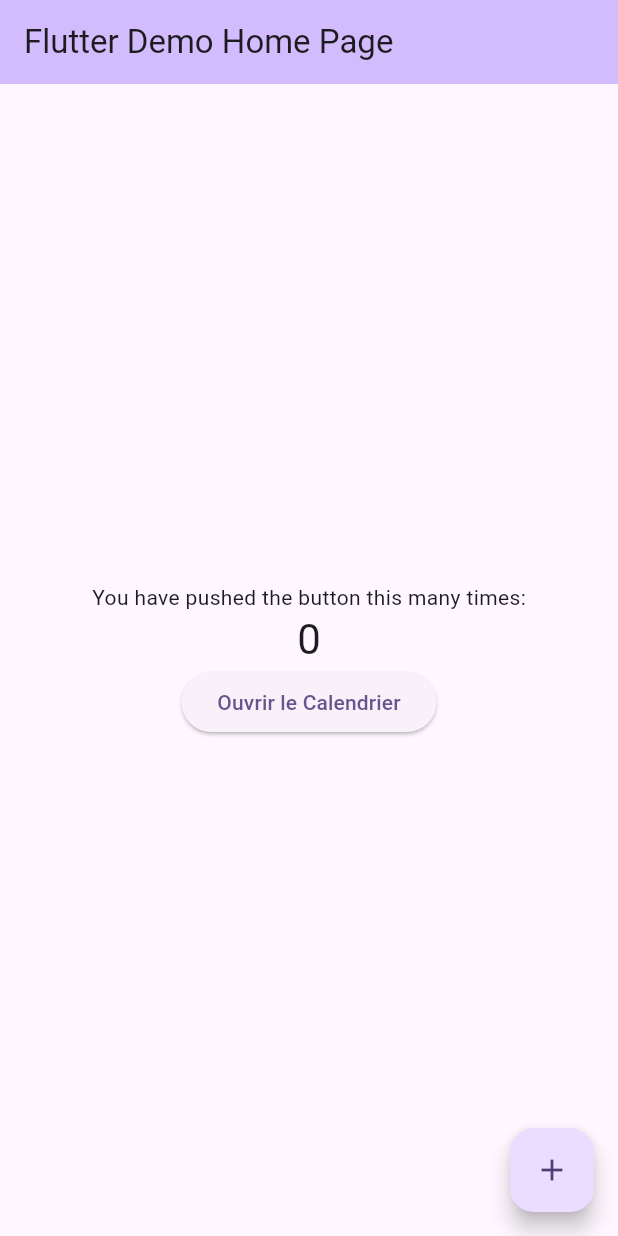
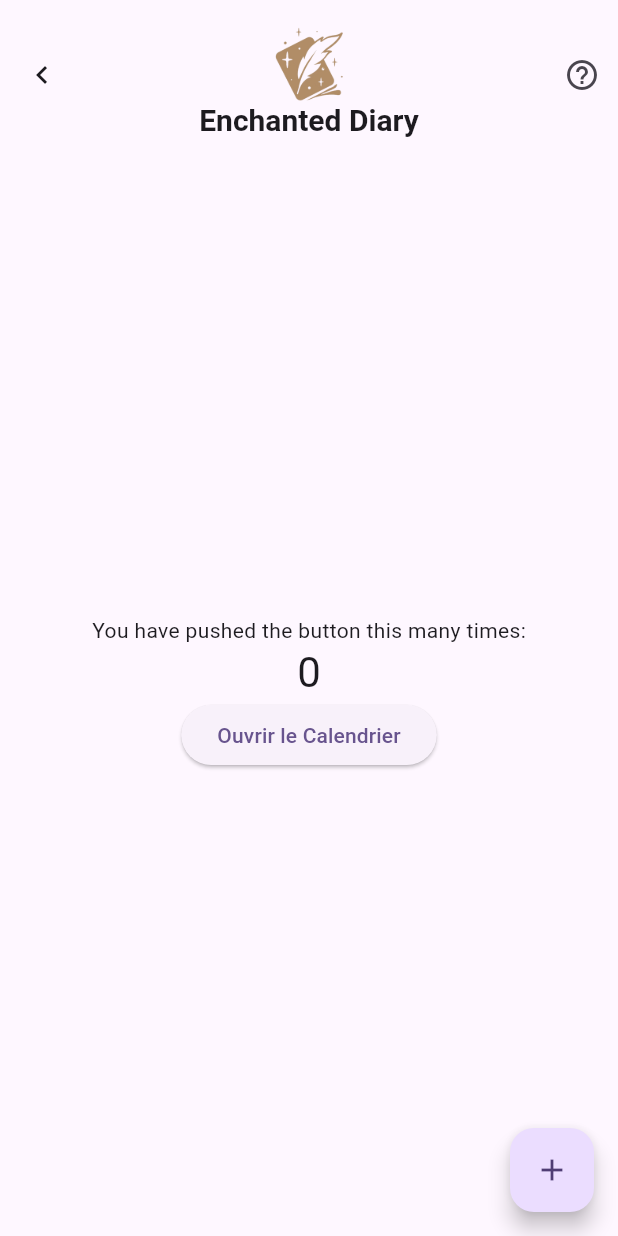
Before and after one commit to iwizy59/enchanteddiary, a Flutter app: the screen it shows after launch, on a phone screen of 412 x 824 dp. Run offline on Flutter 3.47's test engine with Material 3 defaults, Android fonts, the phone set to English and light mode, and no system bars; our stand-ins replace table_calendar; Roboto replaces fonts that are missing (Poppins).

Commit message:
ajout header, page help

```diff
--- /dev/null
+++ b/lib/header/header.dart
@@ -0,0 +1,50 @@
+import 'package:flutter/material.dart';
+import 'package:enchanteddiary/help/help.dart';
+
+class CustomHeader extends StatelessWidget implements PreferredSizeWidget {
+  final String title = "Enchanted Diary";
+
+  CustomHeader();
+
+  @override
+  Widget build(BuildContext context) {
+    return AppBar(
+      leading: IconButton(
+        icon: Icon(Icons.chevron_left),
+        onPressed: () => Navigator.of(context).pop(),
+      ),
+      toolbarHeight: 300,
+      title: Column(
+        children: [
+          SizedBox(height: 10),
+          Image.asset(
+            'assets/images/EnchantedDiary.png', // Assurez-vous que le chemin vers votre logo est correct.
+            height: 50,
+            width: 50,// Ajustez la taille selon vos besoins.
+          ),
+          Text(
+            title,
+            style: TextStyle(fontSize: 20, fontWeight: FontWeight.bold, fontFamily: 'Poppins'), // Ajustez selon vos besoins.
+          ),
+        ],
+      ),
+      actions: [
+        IconButton(
+          icon: Icon(Icons.help_outline),
+          onPressed: () {
+            // Rediriger vers la page d'aide
+            Navigator.push(
+            context,
+            MaterialPageRoute(builder: (context) => HelpPage()));}
+
+     // Action pour le bouton d'aide.
+        ),
+
+      ],
+      centerTitle: true,
+    );
+  }
+
+  @override
+  Size get preferredSize => Size.fromHeight(100.0);
+}
--- a/lib/main.dart
+++ b/lib/main.dart
@@ -1,4 +1,7 @@
-  import 'package:enchanteddiary/calendar/calendar_page.dart';
+
+import 'package:enchanteddiary/calendar/calendar_page.dart';
+import 'package:enchanteddiary/header/header.dart';
+
 import 'package:flutter/material.dart';
 
 void main() {
@@ -72,10 +75,8 @@ class _MyHomePageState extends State<MyHomePage> {
   @override
   Widget build(BuildContext context) {
     return Scaffold(
-      appBar: AppBar(
-        backgroundColor: Theme.of(context).colorScheme.inversePrimary,
-        title: Text(widget.title),
-      ),
+      appBar: CustomHeader(),
+
       body: Center(
         child: Column(
           mainAxisAlignment: MainAxisAlignment.center,
--- a/pubspec.yaml
+++ b/pubspec.yaml
@@ -61,9 +61,8 @@ flutter:
   uses-material-design: true
 
   # To add assets to your application, add an assets section, like this:
-  # assets:
-  #   - images/a_dot_burr.jpeg
-  #   - images/a_dot_ham.jpeg
+  assets:
+    - assets/images/
 
   # An image asset can refer to one or more resolution-specific "variants", see
   # https://flutter.dev/assets-and-images/#resolution-aware
```
Also changed, not shown: lib/help/help.dart (added, +16 -0 lines), assets/images/EnchantedDiary.png (added).
